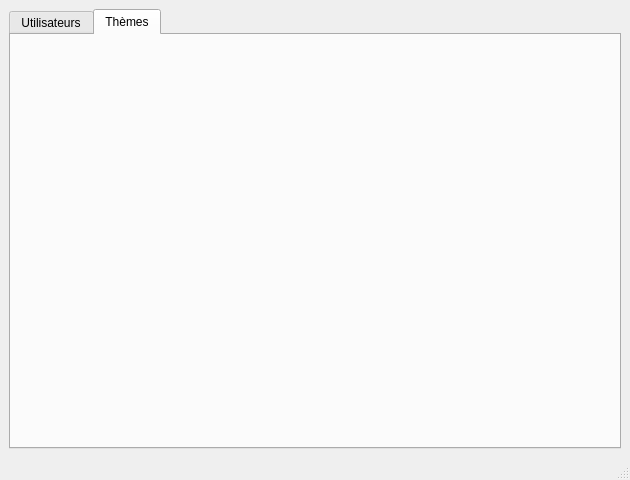
Qt form mainwindow.ui (G4bleb/salt-n-pepper) before a commit.
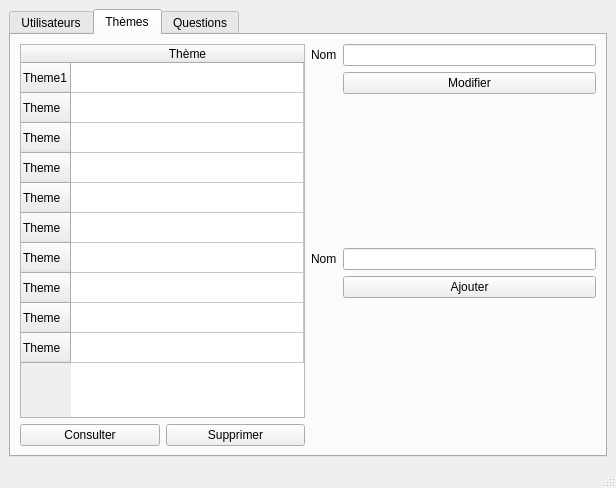
The same form after that commit. The open tabs and pages were chosen to show the change.

Diff of the .ui file:
```diff
--- a/mainwindow.ui
+++ b/mainwindow.ui
@@ -6,36 +6,32 @@
    <rect>
     <x>0</x>
     <y>0</y>
-    <width>630</width>
-    <height>480</height>
+    <width>616</width>
+    <height>488</height>
    </rect>
   </property>
   <property name="windowTitle">
    <string>MainWindow</string>
   </property>
   <widget class="QWidget" name="centralwidget">
-   <layout class="QHBoxLayout" name="horizontalLayout">
+   <layout class="QHBoxLayout" name="horizontalLayout_4">
     <item>
      <widget class="QTabWidget" name="tabWidget">
       <property name="enabled">
        <bool>true</bool>
       </property>
       <property name="currentIndex">
-       <number>1</number>
+       <number>2</number>
+      </property>
+      <property name="tabsClosable">
+       <bool>false</bool>
       </property>
       <widget class="QWidget" name="tab">
        <attribute name="title">
         <string>Utilisateurs</string>
        </attribute>
-       <widget class="QWidget" name="layoutWidget">
-        <property name="geometry">
-         <rect>
-          <x>0</x>
-          <y>0</y>
-          <width>611</width>
-          <height>411</height>
-         </rect>
-        </property>
+       <layout class="QHBoxLayout" name="horizontalLayout">
+        <item>
         <layout class="QHBoxLayout" name="horizontalLayout_3">
          <item>
           <layout class="QVBoxLayout" name="verticalLayout">
@@ -226,11 +222,165 @@
           </layout>
          </item>
         </layout>
-       </widget>
+        </item>
+       </layout>
       </widget>
       <widget class="QWidget" name="tab_2">
        <attribute name="title">
         <string>Thèmes</string>
+       </attribute>
+       <layout class="QHBoxLayout" name="horizontalLayout_7">
+        <item>
+         <layout class="QHBoxLayout" name="horizontalLayout_6">
+          <item>
+           <layout class="QVBoxLayout" name="verticalLayout_4">
+            <item>
+             <widget class="QTableWidget" name="tableWidget_2">
+              <property name="enabled">
+               <bool>true</bool>
+              </property>
+              <property name="editTriggers">
+               <set>QAbstractItemView::NoEditTriggers</set>
+              </property>
+              <property name="gridStyle">
+               <enum>Qt::SolidLine</enum>
+              </property>
+              <attribute name="horizontalHeaderStretchLastSection">
+               <bool>true</bool>
+              </attribute>
+              <row>
+               <property name="text">
+                <string>Theme1</string>
+               </property>
+              </row>
+              <row>
+               <property name="text">
+                <string>Theme</string>
+               </property>
+              </row>
+              <row>
+               <property name="text">
+                <string>Theme</string>
+               </property>
+              </row>
+              <row>
+               <property name="text">
+                <string>Theme</string>
+               </property>
+              </row>
+              <row>
+               <property name="text">
+                <string>Theme</string>
+               </property>
+              </row>
+              <row>
+               <property name="text">
+                <string>Theme</string>
+               </property>
+              </row>
+              <row>
+               <property name="text">
+                <string>Theme</string>
+               </property>
+              </row>
+              <row>
+               <property name="text">
+                <string>Theme</string>
+               </property>
+              </row>
+              <row>
+               <property name="text">
+                <string>Theme</string>
+               </property>
+              </row>
+              <row>
+               <property name="text">
+                <string>Theme</string>
+               </property>
+              </row>
+              <column>
+               <property name="text">
+                <string>Thème</string>
+               </property>
+              </column>
+             </widget>
+            </item>
+            <item>
+             <layout class="QHBoxLayout" name="horizontalLayout_5">
+              <item>
+               <widget class="QPushButton" name="pushButton_6">
+                <property name="text">
+                 <string>Consulter</string>
+                </property>
+               </widget>
+              </item>
+              <item>
+               <widget class="QPushButton" name="pushButton_7">
+                <property name="text">
+                 <string>Supprimer</string>
+                </property>
+               </widget>
+              </item>
+             </layout>
+            </item>
+           </layout>
+          </item>
+          <item>
+           <layout class="QVBoxLayout" name="verticalLayout_3">
+            <item>
+             <layout class="QFormLayout" name="formLayout_3">
+              <item row="0" column="0">
+               <widget class="QLabel" name="label_10">
+                <property name="text">
+                 <string>Nom</string>
+                </property>
+               </widget>
+              </item>
+              <item row="0" column="1">
+               <widget class="QLineEdit" name="lineEdit_12"/>
+              </item>
+              <item row="1" column="1">
+               <widget class="QPushButton" name="pushButton_8">
+                <property name="text">
+                 <string>Modifier</string>
+                </property>
+               </widget>
+              </item>
+             </layout>
+            </item>
+            <item>
+             <layout class="QFormLayout" name="formLayout_4">
+              <item row="0" column="0">
+               <widget class="QLabel" name="label_11">
+                <property name="text">
+                 <string>Nom</string>
+                </property>
+               </widget>
+              </item>
+              <item row="1" column="1">
+               <widget class="QPushButton" name="pushButton_9">
+                <property name="text">
+                 <string>Ajouter</string>
+                </property>
+               </widget>
+              </item>
+              <item row="0" column="1">
+               <widget class="QLineEdit" name="lineEdit_13"/>
+              </item>
+             </layout>
+            </item>
+           </layout>
+          </item>
+         </layout>
+        </item>
+       </layout>
+      </widget>
+      <widget class="QWidget" name="tab_3">
+       <property name="enabled">
+        <bool>false</bool>
+       </property>
+       <attribute name="title">
+        <string>Questions</string>
        </attribute>
       </widget>
      </widget>
```
Left out of the diff: 22 changed lines with no effect on the pictures. Lines whose indentation alone changed are shown as unchanged.
